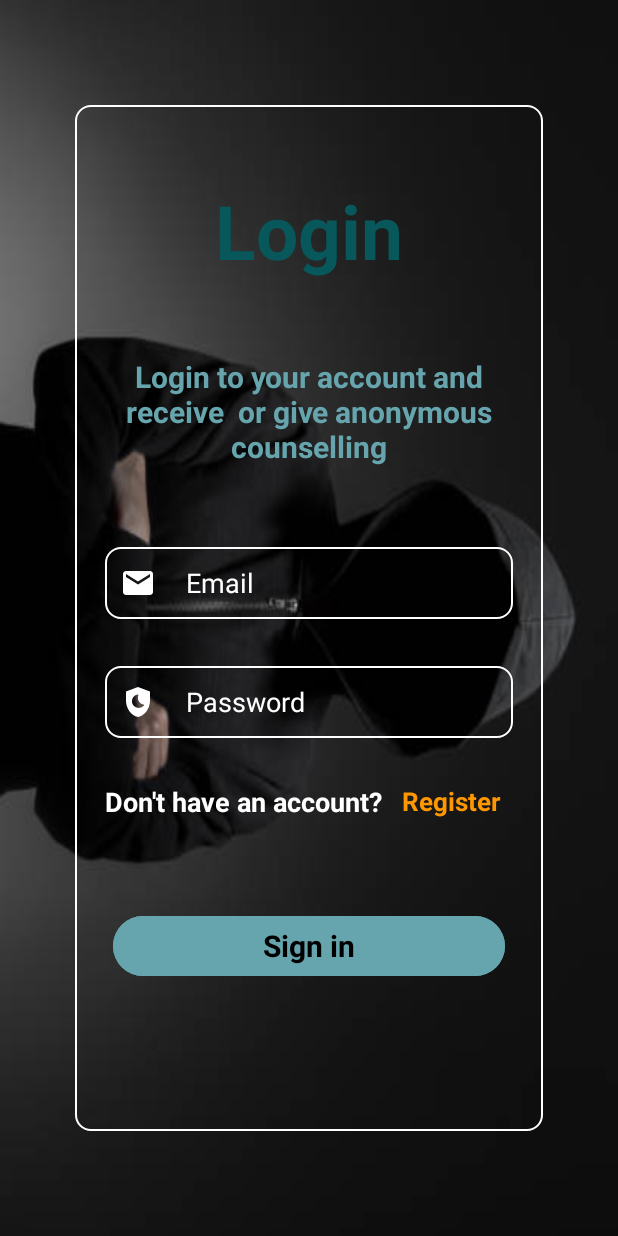
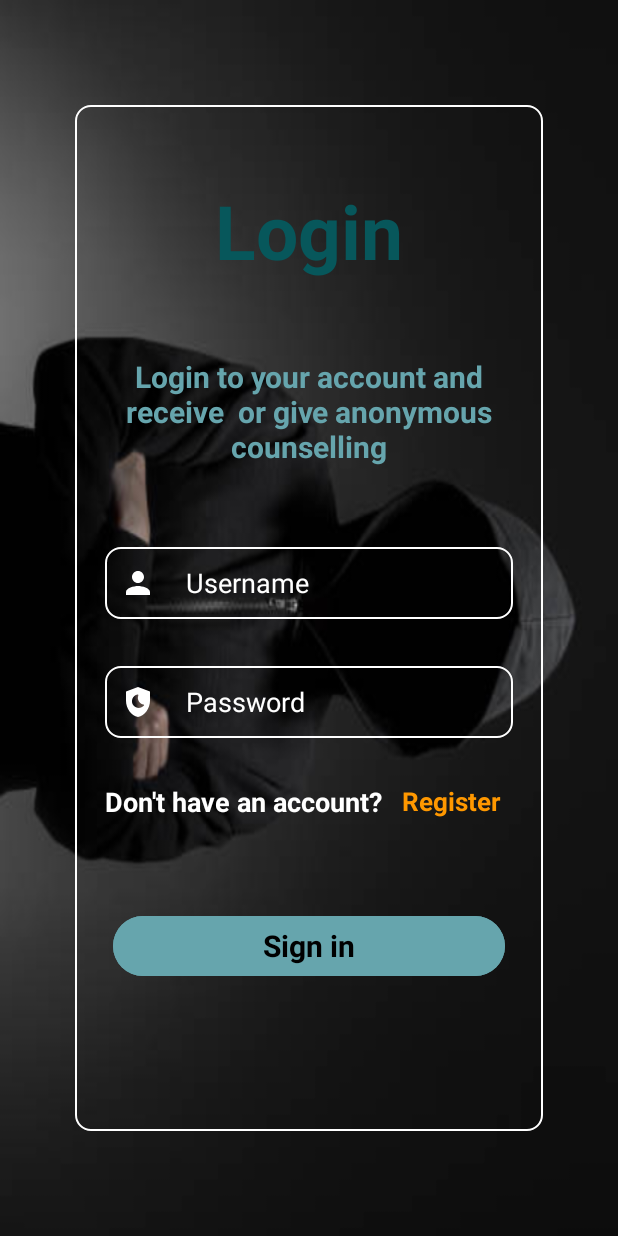
Before and after one commit to alfred-dev21/anonymous_counselling_app, an Android app: the LoginActivity screen opened directly, with no data from a screen before it, on a phone screen of 412 x 824 dp. Run offline under Robolectric (Android 15) with nearby library versions, the phone set to English and light mode, and no system bars.

Commit message:
connected my android app to the server (mysql server) to check if it works and it does. Now I need to add Items to the database from the registration point

```diff
--- a/app/build.gradle
+++ b/app/build.gradle
@@ -33,6 +33,7 @@ dependencies {
     implementation 'androidx.appcompat:appcompat:1.6.1'
     implementation 'com.google.android.material:material:1.11.0'
     implementation 'androidx.constraintlayout:constraintlayout:2.1.4'
+    implementation 'com.squareup.okhttp3:okhttp:4.6.0'
     testImplementation 'junit:junit:4.13.2'
     androidTestImplementation 'androidx.test.ext:junit:1.1.5'
     androidTestImplementation 'androidx.test.espresso:espresso-core:3.5.1'
--- a/app/src/main/AndroidManifest.xml
+++ b/app/src/main/AndroidManifest.xml
@@ -2,6 +2,7 @@
 <manifest xmlns:android="http://schemas.android.com/apk/res/android"
     xmlns:tools="http://schemas.android.com/tools">
 
+    <uses-permission android:name="android.permission.INTERNET"/>
     <application
         android:allowBackup="true"
         android:dataExtractionRules="@xml/data_extraction_rules"
--- a/app/src/main/java/com/example/anonymouscouncellingapp/links/Links.java
+++ b/app/src/main/java/com/example/anonymouscouncellingapp/links/Links.java
@@ -1,4 +1,5 @@
 package com.example.anonymouscouncellingapp.links;
 
 public class Links {
+    public static String LOGIN_PHP = "https://lamp.ms.wits.ac.za/home/s1858930/login.php";
 }
--- a/app/src/main/res/layout/activity_login.xml
+++ b/app/src/main/res/layout/activity_login.xml
@@ -49,11 +49,11 @@
             android:layout_marginHorizontal="20sp"
             android:layout_marginTop="53dp"
             android:background="@drawable/rounded_corner"
-            android:drawableStart="@drawable/email_white"
+            android:drawableStart="@drawable/person_white"
             android:drawablePadding="20sp"
             android:ems="10"
-            android:hint="Email"
-            android:inputType="textEmailAddress"
+            android:hint="Username"
+            android:inputType="textPersonName"
             android:padding="10sp"
             android:textColor="@color/white"
             android:textColorHint="@color/white" />
```
Also changed, not shown: app/src/main/java/com/example/anonymouscouncellingapp/LoginActivity.java (+51 -6 lines).
